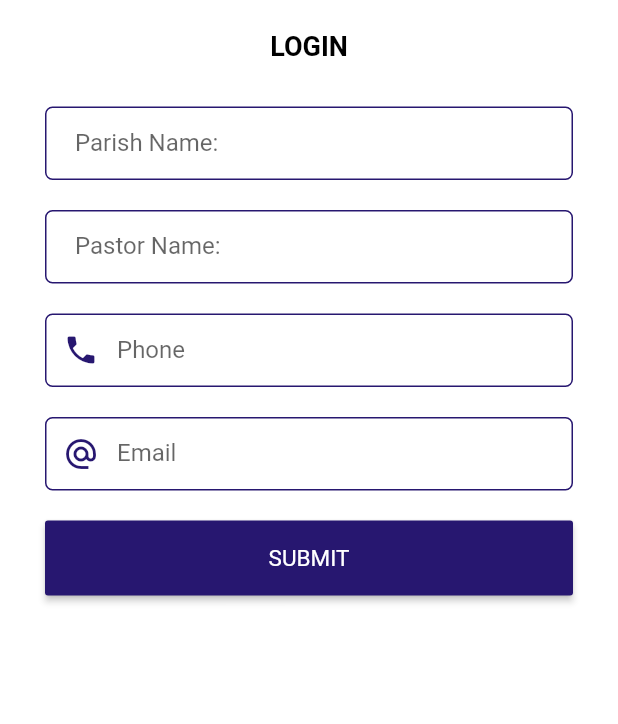
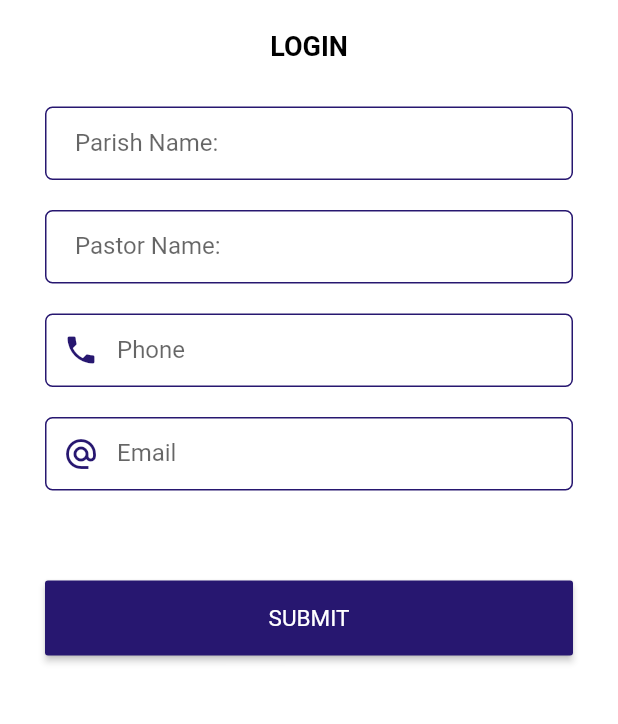
Before and after one commit to shahrukhktk/Church-App, a Flutter app: the AddChurchScreen screen opened directly, on a phone screen of 412 x 824 dp, the part 240-964 px from its top. Run offline on Flutter 3.47's test engine with Material 2 defaults, Android fonts, the phone set to English and light mode, and no system bars; Roboto replaces fonts that are missing (Monteserrat, SFProDisplay).

```diff
--- a/lib/Screens/AddingChurchScreens/add_new_church.dart
+++ b/lib/Screens/AddingChurchScreens/add_new_church.dart
@@ -15,6 +15,22 @@ class _AddChurchScreenState extends State<AddChurchScreen> {
 
   @override
   Widget build(BuildContext context) {
+
+    AlertDialog alertDialog = AlertDialog(
+      title: Icon(Icons.check_circle, color: Color.fromARGB(255, 39, 23, 112), size: 60,),
+      content: GestureDetector(
+        onTap: ()
+        {
+          Navigator.push(context,
+            MaterialPageRoute(builder: (context) => WelcomeChurchScreen()),);
+        },
+        child: Text('God bless you! You will be alerted once your parish comes on board.\n\n\n\nOkay\n', style: TextStyle(
+          fontFamily: 'SFProDisplay', fontSize: 15.0, fontWeight: FontWeight.normal, color: Colors.black,
+        ),
+          textAlign: TextAlign.center,
+        ),
+      ),
+    );
 
     final parishNameTextForm = TextFormField(
         keyboardType: TextInputType.text,
@@ -158,10 +174,9 @@ class _AddChurchScreenState extends State<AddChurchScreen> {
             child: emailTextForm,
           ),
 
-
           //Submit church details btn
           Padding(
-            padding: const EdgeInsets.all(10.0),
+            padding: const EdgeInsets.only(left: 10, right: 10, top: 50),
             child: SizedBox(
               width: 200.0,
               height: 50.0,
@@ -172,8 +187,7 @@ class _AddChurchScreenState extends State<AddChurchScreen> {
                 ),),
                 onPressed: ()
                 {
-                  Navigator.push(context,
-                    MaterialPageRoute(builder: (context) => WelcomeChurchScreen()),);
+                  showDialog(context: context,  builder: (_) => alertDialog);
                 },
               ),
             ),
```
